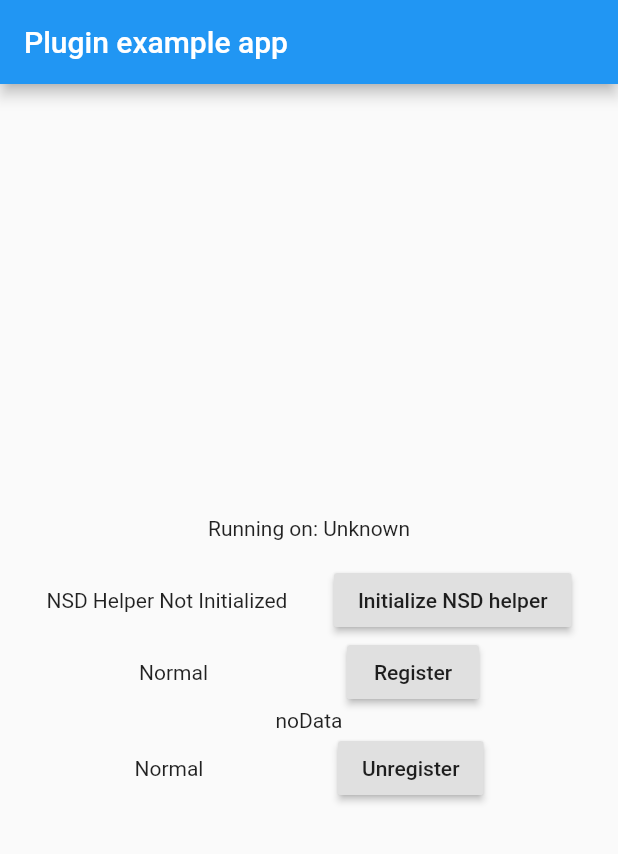
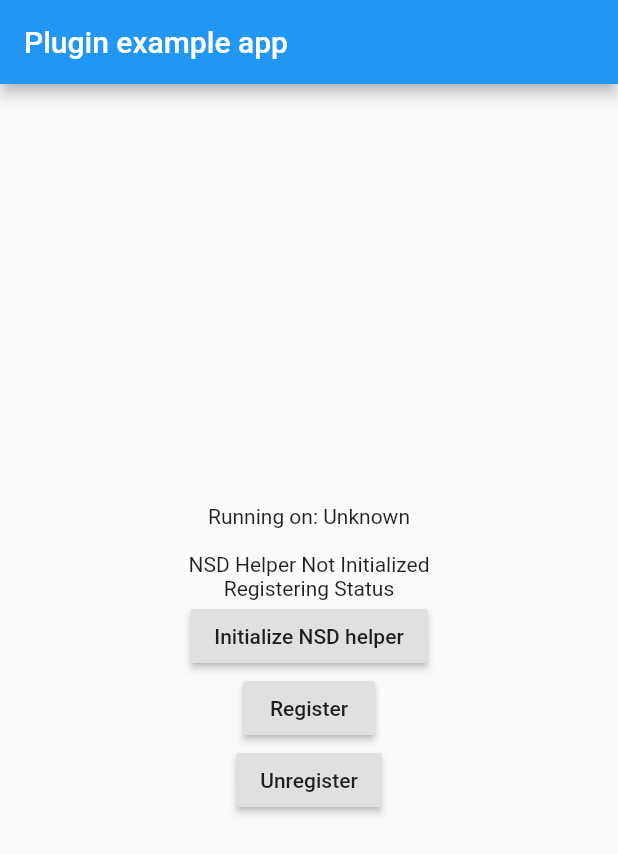
Before and after one commit to sinadarvi/nsd_flutter, a Flutter app: the screen it shows after launch, after a tap on "Unregister", on a phone screen of 412 x 824 dp. Shown: the top 854 px of the screen. Run offline on Flutter 3.47's test engine with Material 2 defaults, Android fonts, the phone set to English and light mode, and no system bars.

Commit message:
some little modification on ui sample

```diff
--- a/example/lib/main.dart
+++ b/example/lib/main.dart
@@ -51,14 +51,23 @@ class _MyAppState extends State<MyApp> {
         appBar: AppBar(
           title: const Text('Plugin example app'),
         ),
-        body: Column(
+        body: Center(
+          child: Column(
             mainAxisAlignment: MainAxisAlignment.center,
             children: <Widget>[
               Text('Running on: $_platformVersion\n'),
-            Row(
-              mainAxisAlignment: MainAxisAlignment.spaceEvenly,
-              children: <Widget>[
               Text(_initializeNsdHelper),
+              StreamBuilder(
+                stream: NsdFlutter.registeredStream,
+                builder: (BuildContext context, AsyncSnapshot<bool> snapshot) {
+                  if (snapshot.hasData) {
+                    String value =
+                        snapshot.data == true ? 'Registered' : 'Unregister';
+                    return Text("$value");
+                  }
+                  return Text("Registering Status");
+                },
+              ),
               RaisedButton(
                 child: Text("Initialize NSD helper"),
                 onPressed: () async {
@@ -69,13 +78,7 @@ class _MyAppState extends State<MyApp> {
                         : 'NSD Helper Not Initialized';
                   });
                 },
-                )
-              ],
               ),
-            Row(
-              mainAxisAlignment: MainAxisAlignment.spaceEvenly,
-              children: <Widget>[
-                Text(_registerIt),
               RaisedButton(
                 child: Text("Register"),
                 onPressed: () async {
@@ -85,41 +88,16 @@ class _MyAppState extends State<MyApp> {
                         result == 'true' ? 'Registering...' : 'Normal';
                   });
                 },
-                )
-              ],
               ),
-            Row(
-              mainAxisAlignment: MainAxisAlignment.spaceEvenly,
-              children: <Widget>[
-                StreamBuilder(
-                  stream: NsdFlutter.registeredStream,
-                  builder:
-                      (BuildContext context, AsyncSnapshot<bool> snapshot) {
-                    if (snapshot.hasData) {
-                      String value =
-                          snapshot.data == true ? 'registered' : 'unregister';
-                      return Text("$value");
-                    }
-                    return Text("noData");
+              RaisedButton(
+                child: Text("Unregister"),
+                onPressed: () async {
+                  String result = await NsdFlutter.unregisterIt;
+                  _unregisterIt = result == 'true' ? 'UnRegistering' : 'Normal';
                 },
               ),
             ],
           ),
-            Row(
-              mainAxisAlignment: MainAxisAlignment.spaceEvenly,
-              children: <Widget>[
-                Text(_unregisterIt),
-                RaisedButton(
-                  child: Text("Unregister"),
-                  onPressed: () async {
-                    String result = await NsdFlutter.unregisterIt;
-                    _unregisterIt =
-                        result == 'true' ? 'UnRegistering' : 'Normal';
-                  },
-                )
-              ],
-            )
-          ],
         ),
       ),
     );
```
Lines whose indentation alone changed are shown as unchanged.
